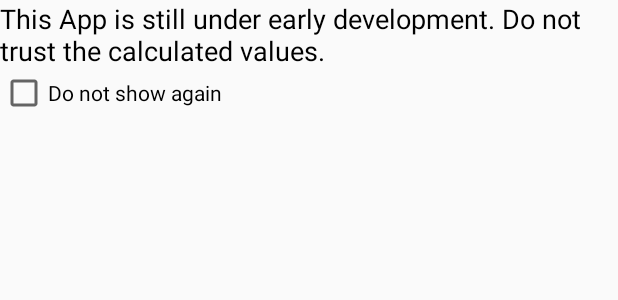
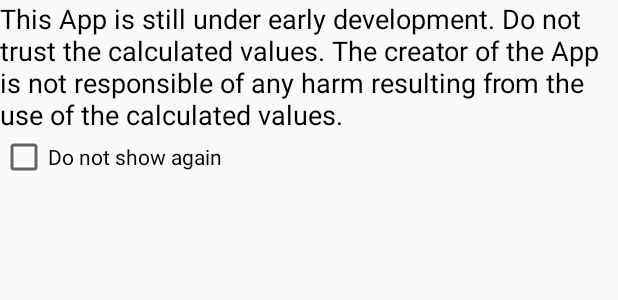
Before and after one commit to namlit/Slackforce, an Android app: the layout layout_initial_warning.xml on its own in the app's theme, with its tools: preview values and no code run, on a phone screen of 412 x 824 dp. Shown: the top 300 px of the screen. Run offline under Robolectric (Android 15) with nearby library versions, the phone set to English and light mode, and no system bars.

Commit message:
add not responsible information

```diff
--- a/app/src/main/res/values/strings.xml
+++ b/app/src/main/res/values/strings.xml
@@ -73,7 +73,7 @@
 
 
 
-    <string name="main_activity__initial_warning_text">This App is still under early development. Do not trust the calculated values.</string>
+    <string name="main_activity__initial_warning_text">This App is still under early development. Do not trust the calculated values. The creator of the App is not responsible of any harm resulting from the use of the calculated values.</string>
 
 
 
```
Also changed, not shown: 1 other file.
